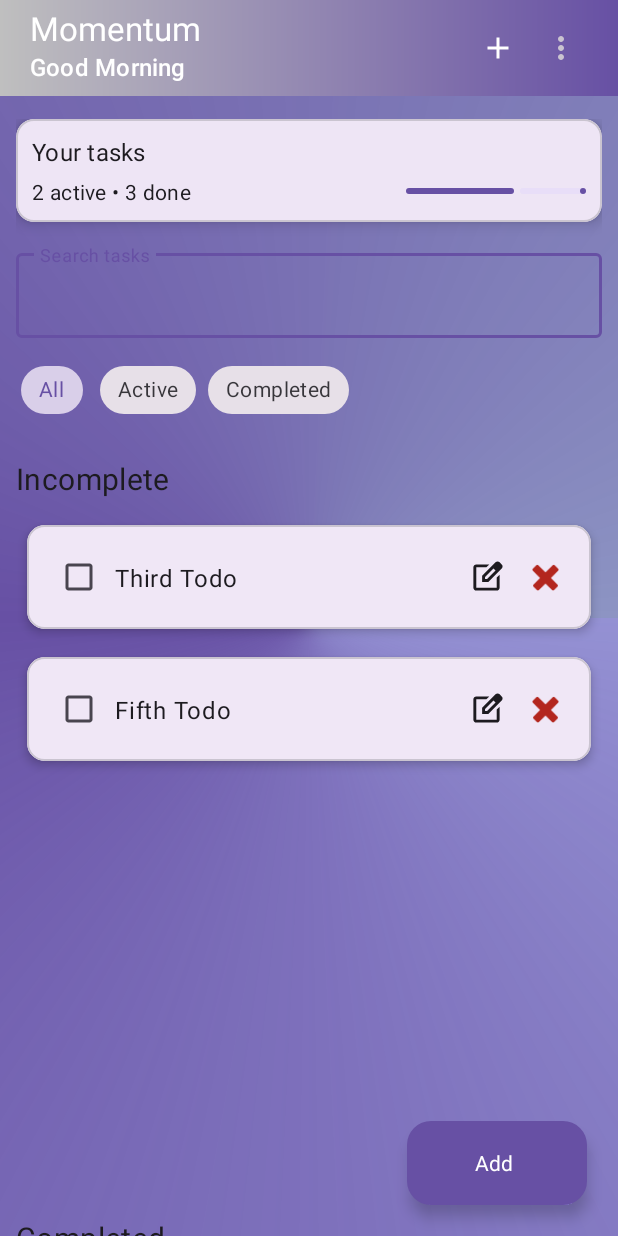
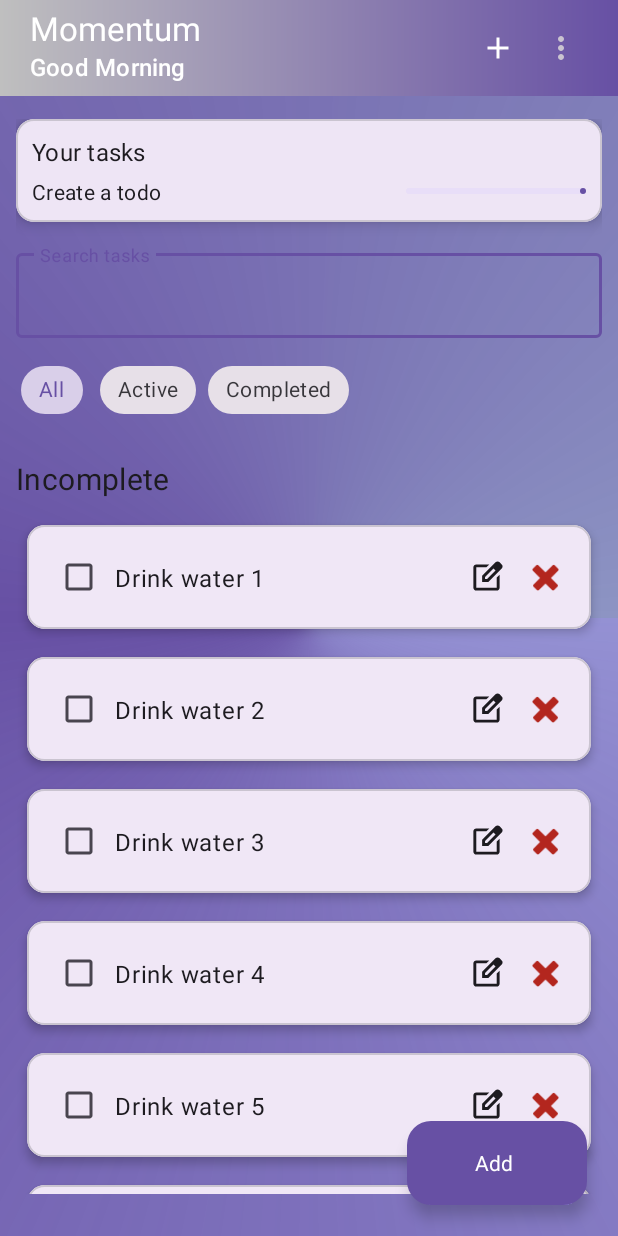
Before and after one commit to shubham-8609/Momentum, an Android app: the screen it shows after launch (MainActivity), on a phone screen of 412 x 824 dp. Run offline under Robolectric (Android 15) with nearby library versions, the phone set to English and light mode, and no system bars; our stand-ins replace sdp/ssp sizes; Roboto replaces fonts that are not available here.

Commit message:
Add Room Datbase feature

```diff
--- a/app/src/main/java/com/codeleg/momentum/CompTodoAdapter.kt
+++ b/app/src/main/java/com/codeleg/momentum/CompTodoAdapter.kt
@@ -6,8 +6,6 @@ import android.graphics.Paint
 import android.view.LayoutInflater
 import android.view.View
 import android.view.ViewGroup
-import android.view.animation.Animation
-import android.view.animation.AnimationUtils
 import android.widget.CheckBox
 import android.widget.TextView
 import androidx.appcompat.widget.AppCompatButton
@@ -17,7 +15,8 @@ import com.google.android.material.snackbar.Snackbar
 class CompTodoAdapter(
     private val context: Context,
     private val listener: TodoItemInteractionListener,
-    private val dataList: MutableList<ToDoModal>
+    private val dataList: MutableList<ToDoModal>,
+    private val DBHelper: DatabaseHelper
 ) : RecyclerView.Adapter<CompTodoAdapter.ViewHolder>() {
 
     override fun onCreateViewHolder(parent: ViewGroup, viewType: Int): ViewHolder {
@@ -56,6 +55,8 @@ class CompTodoAdapter(
             listener.onAttemptDelete { confirmed ->
                 if (confirmed) {
                     dataList.removeAt(currentPosition)
+                    DBHelper.delete(todo.id)
+
                     notifyItemRemoved(currentPosition)
                 }
             }
@@ -93,6 +94,7 @@ class CompTodoAdapter(
                 val itemPosition = holder.adapterPosition // Re-fetch position, could change
                 if (itemPosition != RecyclerView.NO_POSITION) {
                     dataList[itemPosition].title = updatedTitle
+                    DBHelper.update(dataList[itemPosition] , title = updatedTitle)
                     notifyItemChanged(itemPosition)
                 }
                 dialog.dismiss()
--- /dev/null
+++ b/app/src/main/java/com/codeleg/momentum/DatabaseHelper.kt
@@ -0,0 +1,85 @@
+package com.codeleg.momentum
+
+import android.content.ContentValues
+import android.content.Context
+import android.database.sqlite.SQLiteDatabase
+import android.database.sqlite.SQLiteOpenHelper
+
+class DatabaseHelper(context: Context) :
+    SQLiteOpenHelper(context, DATABASE_NAME, null, DATABASE_VERSION) {
+
+    override fun onCreate(db: SQLiteDatabase?) {
+        db?.execSQL(
+            "CREATE TABLE $TODO_TABLE (" +
+                    "id INTEGER PRIMARY KEY AUTOINCREMENT, " +
+                    "title VARCHAR(100) NOT NULL, " +
+                    "isDone BOOLEAN DEFAULT FALSE" +
+                    ");"
+        )
+
+    }
+
+    override fun onUpgrade(
+        db: SQLiteDatabase?,
+        oldVersion: Int,
+        newVersion: Int
+    ) {
+        db?.execSQL("DROP TABLE IF EXISTS $TODO_TABLE")
+        onCreate(db)
+    }
+
+    companion object {
+        private const val DATABASE_NAME = "momentum.db"
+        private const val DATABASE_VERSION = 1
+        private const val TODO_TABLE = "todos"
+    }
+    fun addTodo(title: String){
+    val db =  this.writableDatabase
+        val values = ContentValues()
+            values.put("title" ,  title)
+        db.apply {
+            insert(TODO_TABLE , null , values )
+        }
+    }
+
+    fun fetchData(): ArrayList<ToDoModal>{
+        val  restoredTodos = ArrayList<ToDoModal>()
+        val db = this.readableDatabase
+        val cursor  = db.rawQuery("SELECT * FROM $TODO_TABLE" , null)
+        while (cursor.moveToNext()) {
+            val id = cursor.getInt(cursor.getColumnIndexOrThrow("id"))
+            val title = cursor.getString(cursor.getColumnIndexOrThrow("title"))
+            val isDone = cursor.getInt(cursor.getColumnIndexOrThrow("isDone")) == 1
+
+            restoredTodos.add(ToDoModal(title ,id ,  isDone)) // ✅ add to list
+        }
+
+
+        cursor.close()
+        return restoredTodos
+    }
+
+    fun update(todo : ToDoModal , title: String? = null , isChecked: Boolean? = null){
+        val db = this.writableDatabase
+        val cv = ContentValues()
+        if(title == null){
+            isChecked?.let { cv.put("isDone", if (it) 1 else 0) }
+
+            db.update(TODO_TABLE , cv , "id = ${todo.id}" , null)
+        }else{
+        cv.put("title" ,title  )
+            db.update(TODO_TABLE , cv , "id = ${todo.id}" , null )
+        }
+
+
+
+    }
+
+    fun delete(givenId:Int){
+
+        val db = this.writableDatabase
+        db.delete(TODO_TABLE , "id = $givenId" , null )
+
+    }
+
+}
--- a/app/src/main/java/com/codeleg/momentum/DialogHelper.kt
+++ b/app/src/main/java/com/codeleg/momentum/DialogHelper.kt
@@ -24,7 +24,7 @@ object DialogHelper {
                 if (title.isEmpty()) {
                     Snackbar.make(context.binding.root, "Title cannot be empty", Snackbar.LENGTH_SHORT).show()
                 } else {
-                    onAdd(ToDoModal(title,  generateRandomId(), false))
+                    onAdd(ToDoModal(title , generateRandomId() ,   false))
                     dismiss()
                 }
             }
--- a/app/src/main/java/com/codeleg/momentum/MainActivity.kt
+++ b/app/src/main/java/com/codeleg/momentum/MainActivity.kt
@@ -56,17 +56,12 @@ class MainActivity : AppCompatActivity(), TodoItemInteractionListener {
     private val TODO_INFO_CHANNEL_ID = "todo_info_channel"
     private val TODO_INFO_CHANNEL_NAME = "Todo Reminder"
     private val NOTIFICATION_PERMISSION_REQUEST_CODE = 123
+     val DBHelper = DatabaseHelper(this)
+    private var isDataAdded = false
 
-    private companion object {
-        private val initialItems = listOf(
-            ToDoModal("First Todo", 1, true),
-            ToDoModal("Second Todo", 2, true),
-            ToDoModal("Third Todo", 3, false),
-            ToDoModal("Fourth Todo", 4, true),
-            ToDoModal("Fifth Todo", 5, false)
-            // add more if needed
-        )
-    }
+
+
+
 
     override fun onCreate(savedInstanceState: Bundle?) {
         super.onCreate(savedInstanceState)
@@ -81,17 +76,12 @@ class MainActivity : AppCompatActivity(), TodoItemInteractionListener {
         setupEdgeToEdge()
         setupToolbar()
         setupRecyclerViews()
-        loadInitialData()
         setupFab()
         updateUI()
         setupFilterChips()
+        manageDB()
+        requestNotificationPermission()
 
-        requestNotificationPermission()
-    }
-
-    override fun onDestroy() {
-        super.onDestroy()
-        nm.notify(1, buildNotification())
     }
 
     override fun onResume() {
@@ -114,12 +104,12 @@ class MainActivity : AppCompatActivity(), TodoItemInteractionListener {
     private fun setupRecyclerViews() = with(binding) {
         todosRecyclerView.apply {
             layoutManager = LinearLayoutManager(this@MainActivity)
-            activeAdapter = ToDoAdapter(this@MainActivity, this@MainActivity, activeTodos)
+            activeAdapter = ToDoAdapter(this@MainActivity, this@MainActivity, activeTodos, DBHelper)
             adapter = activeAdapter
         }
         completedTodoRecycler.apply {
             layoutManager = LinearLayoutManager(this@MainActivity)
-            completedAdapter = CompTodoAdapter(this@MainActivity, this@MainActivity, completedTodos)
+            completedAdapter = CompTodoAdapter(this@MainActivity, this@MainActivity, completedTodos , DBHelper)
             adapter = completedAdapter
         }
     }
@@ -146,19 +136,22 @@ class MainActivity : AppCompatActivity(), TodoItemInteractionListener {
         }
     }
 
-    private fun loadInitialData() {
-        initialItems.forEach { if (it.isDone) completedTodos.add(it) else activeTodos.add(it) }
-        activeAdapter.notifyDataSetChanged()
-        completedAdapter.notifyDataSetChanged()
-        updateUI()
-    }
+
 
     private fun addTodo(todo: ToDoModal) {
-        activeTodos.add(todo)
+        // ✅ save to DB
+        DBHelper.addTodo(todo.title)
+
+        // Refresh from DB so we get the auto-generated ID
+        val todos = DBHelper.fetchData()
+        val newTodo = todos.last() // last inserted
+
+        activeTodos.add(newTodo)
         activeAdapter.notifyItemInserted(activeTodos.size - 1)
         binding.todosRecyclerView.scrollToPosition(activeTodos.size - 1)
         updateUI()
     }
+
 
     override fun onTodoItemChecked(item: ToDoModal, position: Int) =
         toggleTodoState(activeTodos, completedTodos, position, activeAdapter, completedAdapter)
@@ -175,6 +168,9 @@ class MainActivity : AppCompatActivity(), TodoItemInteractionListener {
     ) {
         from.getOrNull(pos)?.let { item ->
             item.isDone = !item.isDone
+            // ✅ update database with new state
+            DBHelper.update(item, isChecked = item.isDone)
+
             from.removeAt(pos).also {
                 fromAdapter.notifyItemRemoved(pos)
                 to.add(it)
@@ -183,6 +179,7 @@ class MainActivity : AppCompatActivity(), TodoItemInteractionListener {
         }
         updateUI()
     }
+
 
     override fun onAttemptDelete(callback: (Boolean) -> Unit) {
         if (dontAskAgainDelete) {
@@ -320,15 +317,52 @@ class MainActivity : AppCompatActivity(), TodoItemInteractionListener {
     private fun checkData() {
         dontAskAgainDelete = pref.getBoolean("delete_flag", false)
         currentFilter = TodoFilter.fromKey(pref.getString("filter", "all") ?: "all")
+        isDataAdded = pref.getBoolean("isDataAdded" , false)
         when (currentFilter) {
             TodoFilter.All -> binding.filterChips.check(R.id.chip_all)
             TodoFilter.Active -> binding.filterChips.check(R.id.chip_active)
             TodoFilter.Completed -> binding.filterChips.check(R.id.chip_completed)
         }
+
+
+    }
+
+    private fun manageDB(){
+        if(!isDataAdded){
+    DBHelper.addTodo("Drink water 1")
+        DBHelper.addTodo("Drink water 2")
+        DBHelper.addTodo("Drink water 3")
+        DBHelper.addTodo("Drink water 4")
+        DBHelper.addTodo("Drink water 5")
+        DBHelper.addTodo("Drink water 6")
+        DBHelper.addTodo("Drink water 7")
+        DBHelper.addTodo("Drink water 8")
+        DBHelper.addTodo("Drink water 9")
+        DBHelper.addTodo("Drink water 10")
+        DBHelper.addTodo("Drink water 11")
+        DBHelper.addTodo("Drink water 12")
+        DBHelper.addTodo("Drink water 13")
+        DBHelper.addTodo("Drink water 14")
+        DBHelper.addTodo("Drink water 15")
+        DBHelper.addTodo("Drink water 16")
+        DBHelper.addTodo("Drink water 17")
+        DBHelper.addTodo("Drink water 18")
+        DBHelper.addTodo("Drink water 19")
+        DBHelper.addTodo("Drink water 20")
+            pref.edit().putBoolean("isDataAdded" , true).apply()
+    }
+        var restoredTodos = ArrayList<ToDoModal>()
+            val todos = DBHelper.fetchData()
+            todos.forEach { if(it.isDone) completedTodos.add(it) else activeTodos.add(it) }
+        activeAdapter.notifyDataSetChanged()
+        completedAdapter.notifyDataSetChanged()
+        updateUIVisibility()
     }
 
     private fun saveFilterState(state: TodoFilter) {
         pref.edit().putString("filter", state.key).apply()
         currentFilter = state
     }
+
+
 }
--- a/app/src/main/java/com/codeleg/momentum/ToDoAdapter.kt
+++ b/app/src/main/java/com/codeleg/momentum/ToDoAdapter.kt
@@ -17,7 +17,8 @@ import com.google.android.material.snackbar.Snackbar
 class ToDoAdapter(
     private val context: Context,
     private val listener: TodoItemInteractionListener,
-    private val dataList: MutableList<ToDoModal>
+    private val dataList: MutableList<ToDoModal>,
+    private val DBHelper: DatabaseHelper
 ) : RecyclerView.Adapter<ToDoAdapter.ViewHolder>() {
     override fun onCreateViewHolder(
         parent: ViewGroup,
@@ -63,6 +64,7 @@ class ToDoAdapter(
             listener.onAttemptDelete { confirmed ->
                 if (confirmed) {
                     dataList.removeAt(currentPosition)
+                    DBHelper.delete(todo.id)
                     notifyItemRemoved(currentPosition)
                 }
             }
@@ -100,6 +102,7 @@ class ToDoAdapter(
                 val itemPosition = holder.adapterPosition // Re-fetch position, could change
                 if (itemPosition != RecyclerView.NO_POSITION) {
                     dataList[itemPosition].title = updatedTitle
+                    DBHelper.update(dataList[itemPosition] , title = updatedTitle)
                     notifyItemChanged(itemPosition)
                 }
                 dialog.dismiss()
--- a/gradle/libs.versions.toml
+++ b/gradle/libs.versions.toml
@@ -1,5 +1,5 @@
 [versions]
-agp = "8.12.2"
+agp = "8.12.3"
 junit = "4.13.2"
 junitVersion = "1.3.0"
 espressoCore = "3.7.0"
```
